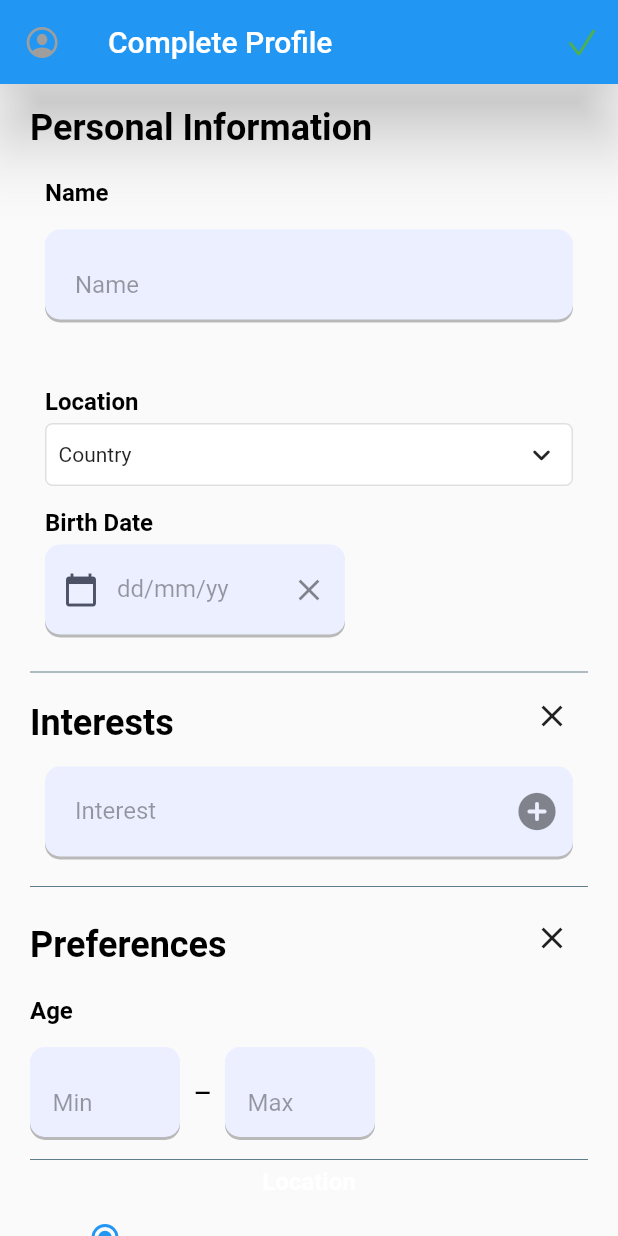
After one commit to chrislcs98/date_me_up, a Flutter app: the screen it shows once a user with an empty profile is signed in, on a phone screen of 412 x 824 dp. The commit adds this screen. Run offline on Flutter 3.47's test engine with Material 2 defaults, Android fonts, the phone set to English and light mode, and no system bars; drawn by our look-alikes of csc_picker; our stand-ins replace cloud_firestore, firebase_auth, firebase_core; accounts and stored records are empty.

Commit message:
Profile screen added, but needs further updates.

```diff
--- a/lib/main.dart
+++ b/lib/main.dart
@@ -1,6 +1,7 @@
 import 'package:flutter/material.dart';
+import 'package:date_me_up/screens/login_page.dart';
 // import 'package:date_me_up/screens/main_screen.dart';
-import 'package:date_me_up/screens/login_page.dart';
+import 'package:date_me_up/screens/profile_screen.dart';
 
 // Firebase and Firestore
 import 'package:firebase_core/firebase_core.dart';
@@ -67,20 +68,26 @@ class _MyHomePageState extends State<MyHomePage> {
                 User? user = FirebaseAuth.instance.currentUser;
 
                 if (user != null && user.emailVerified) {
-                  bool exists = false;
-                  FirebaseFirestore.instance.doc(user.uid).get()
-                    .then((docSnapshot) => {
-                      if (docSnapshot.exists) {
-                        exists = true
-                      } else {
-                        exists = false
-                      }
-                    });
+                  bool exists = true;
+                  try {
+                    FirebaseFirestore.instance.doc(user.uid).get();
+                  } catch (e) {
+                    print("Error $e");
+                    exists = false;
+                  }
+                  // FirebaseFirestore.instance.doc(user.uid).get()
+                  //   .then((docSnapshot) => {
+                  //     if (docSnapshot.exists) {
+                  //       exists = true
+                  //     } else {
+                  //       exists = false
+                  //     }
+                  //   });
 
                   if (exists) {
                     // return MainScreen();
                   }
-                  // return ProfileScreen();
+                  return ProfileScreen();
 
                 } else {
                   return LoginPage();
--- /dev/null
+++ b/lib/screens/profile_screen.dart
@@ -0,0 +1,467 @@
+import 'package:flutter/cupertino.dart';
+import 'package:flutter/material.dart';
+// import 'package:flutter_icons/flutter_icons.dart';
+import 'package:intl/intl.dart';
+import 'package:csc_picker/csc_picker.dart';
+
+import '../validator.dart';
+
+
+class ProfileScreen extends StatefulWidget {
+  const ProfileScreen({Key? key}) : super(key: key);
+
+  @override
+  _ProfileScreenState createState() => _ProfileScreenState();
+}
+
+enum SingingCharacter { city, country, everywhere }
+
+class _ProfileScreenState extends State<ProfileScreen> {
+  String _dateSelected = "";
+  List<Widget> interestsWidgets = <Widget>[];
+
+  String _name = "";
+  String _countryValue = "";
+  String? _cityValue = "";
+  String _newInterest = "";
+
+  late String? _minAge;
+  late String? _maxAge;
+  late SingingCharacter _radioValue = SingingCharacter.city;
+
+
+  Widget buildTextBox(String name, TextInputType type, {String value = "", double? width}) {
+    var msgController = TextEditingController();
+    msgController.text = value;
+
+    return Column(
+      crossAxisAlignment: CrossAxisAlignment.start,
+      children: [
+        type != TextInputType.text?
+          _titleContainer(name, size: 16) : Container(),
+        const SizedBox(height: 10),
+        Container(
+          width: width,
+          height: 60,
+          alignment: Alignment.centerLeft,
+          decoration: BoxDecoration(
+              color: const Color(0xffebefff),
+              borderRadius: BorderRadius.circular(10),
+              boxShadow: const [BoxShadow(
+                color: Colors.black26,
+                offset: Offset(0, 2),
+              )]
+          ),
+          child: TextFormField(
+              controller: msgController,
+              onFieldSubmitted: (value) {
+                if (_newInterest.isNotEmpty) {
+                  interestsWidgets.add(_interestsChip(value));
+                  // msgController.clear();
+                  _newInterest = "";
+                  setState(() {});
+                }
+              },
+              keyboardType: type,
+              style: const TextStyle(color: Colors.black),
+              decoration: InputDecoration(
+                border: InputBorder.none,
+                contentPadding: const EdgeInsets.only(top: 14, left: 20),
+                suffixIcon: type == TextInputType.text? IconButton(
+                  icon: const Icon(Icons.add_circle_rounded),
+                  // color: Colors.black,
+                  iconSize: 30,
+                  tooltip: 'Add Interest',
+                  splashColor: Colors.blue[700],
+                  onPressed: () {
+                    if (_newInterest.isNotEmpty) {
+                      interestsWidgets.add(_interestsChip(_newInterest));
+                      // msgController.clear();
+                      _newInterest = "";
+                      setState(() {});
+                    }
+                  },
+                ) : null,
+                hintText: name,
+                hintStyle: const TextStyle(color: Colors.black38)
+              ),
+              onChanged: (value) {
+                if (type == TextInputType.name) _name = value;
+                if (type == TextInputType.text) _newInterest = value;
+              },
+              autocorrect: false,
+              validator: (value) => Validator.validateText(text: value, name: name)
+          ),
+        ),
+        const SizedBox(height: 10)
+      ],
+    );
+  }
+
+  Widget buildDateBox(String name, {double? width}) {
+    return Column(
+      crossAxisAlignment: CrossAxisAlignment.start,
+      children: [
+        _titleContainer("Birth Date", size: 16),
+        Container(
+          width: width,
+          height: 60,
+          alignment: Alignment.centerLeft,
+          decoration: BoxDecoration(
+            color: const Color(0xffebefff),
+            borderRadius: BorderRadius.circular(10),
+            boxShadow: const [BoxShadow(
+              color: Colors.black26,
+              offset: Offset(0, 2),
+            )]
+          ),
+          child: TextFormField(
+            initialValue: _dateSelected,
+            keyboardType: TextInputType.datetime,
+            style: const TextStyle(color: Colors.black),
+            decoration: InputDecoration(
+              border: InputBorder.none,
+              contentPadding: const EdgeInsets.only(top: 14, left: 20),
+              prefixIcon: IconButton(
+                icon: const Icon(Icons.calendar_today, color: Color(0xff4c5166)),
+                tooltip: 'Open Calendar',
+                splashColor: Colors.blue[700],
+                onPressed: openCalendar,
+              ),
+              suffixIcon: IconButton(
+                icon: const Icon(Icons.clear),
+                tooltip: 'Clear Date',
+                splashColor: Colors.blue[700],
+                onPressed: () {
+                  _dateSelected = "";
+                  setState(() {});
+                },
+              ),
+              hintText: name,
+              hintStyle: const TextStyle(color: Colors.black38)
+            ),
+            onChanged: (value) {
+              _dateSelected = value;
+            },
+            autocorrect: false,
+            // validator: (value) => Validator.validateDate(text: value, name: name)
+          ),
+        ),
+        const SizedBox(height: 10),
+
+        const SizedBox(height: 10)
+      ],
+    );
+  }
+
+  Widget buildAge() {
+    return Column(
+      crossAxisAlignment: CrossAxisAlignment.start,
+      children: [
+        _titleContainer("Age", size: 16),
+        const SizedBox(height: 10),
+        Row(
+          children: [
+            Container(
+              width: 100,
+              height: 60,
+              alignment: Alignment.centerLeft,
+              decoration: BoxDecoration(
+                  color: const Color(0xffebefff),
+                  borderRadius: BorderRadius.circular(10),
+                  boxShadow: const [BoxShadow(
+                    color: Colors.black26,
+                    offset: Offset(0, 2),
+                  )]
+              ),
+              child: TextFormField(
+                keyboardType: TextInputType.number,
+                style: const TextStyle(color: Colors.black),
+                decoration: const InputDecoration(
+                  border: InputBorder.none,
+                  contentPadding: EdgeInsets.only(top: 14, left: 15),
+                  hintText: 'Min',
+                  hintStyle: TextStyle(color: Colors.black38)
+                ),
+                onChanged: (value) {
+                  _minAge = value;
+                },
+                autocorrect: false,
+                validator: (value) => Validator.validateAge(age: value)
+              ),
+            ),
+            Container(
+              width: 30,
+              alignment: Alignment.center,
+              child: const Text(
+                "—",
+                style: TextStyle(color: Colors.black, fontWeight: FontWeight.bold),
+              ),
+            ),
+            Container(
+              width: 100,
+              height: 60,
+              alignment: Alignment.centerLeft,
+              decoration: BoxDecoration(
+                color: const Color(0xffebefff),
+                borderRadius: BorderRadius.circular(10),
+                  boxShadow: const [BoxShadow(
+                  color: Colors.black26,
+                  offset: Offset(0, 2),
+                )]
+              ),
+              child: TextFormField(
+                keyboardType: TextInputType.number,
+                style: const TextStyle(color: Colors.black),
+                decoration: const InputDecoration(
+                    border: InputBorder.none,
+                    contentPadding: EdgeInsets.only(top: 14, left: 15),
+                    hintText: 'Max',
+                    hintStyle: TextStyle(color: Colors.black38)
+                ),
+                onChanged: (value) {
+                  _maxAge = value;
+                },
+                autocorrect: false,
+                validator: (value) => Validator.validateAge(age: value, minAge: _minAge)
+              )
+            )
+          ]
+        ),
+        const SizedBox(height: 10)
+      ],
+    );
+  }
+
+  @override
+  Widget build(BuildContext context) {
+    // It will provide us total height and width of our screen
+    Size size = MediaQuery.of(context).size;
+
+    return Scaffold(
+      appBar: AppBar(
+        elevation: 20,
+        leading: const Icon(CupertinoIcons.profile_circled, color: Colors.grey),
+        title: const Text("Complete Profile", style: TextStyle(color: Colors.white)),
+        actions: <Widget>[
+          IconButton(
+            icon: const Icon(CupertinoIcons.check_mark, color: Colors.green),
+            onPressed: () {
+            }
+          ),
+        ],
+      ),
+      body: SingleChildScrollView(
+        child: Padding(
+          padding: const EdgeInsets.only(right: 20, left: 20),
+          child: Column(
+            children: <Widget>[
+              _titleContainer("Personal Information"),
+              Padding(
+                padding: const EdgeInsets.only(right: 10, left: 10),
+                child: Column(
+                  children: <Widget>[
+                    buildTextBox("Name", TextInputType.name),
+                    const SizedBox(height: 20),
+                    _titleContainer("Location", size: 16),
+                    CSCPicker(
+                      onCountryChanged: (value) {
+                        setState(() {
+                          _countryValue = value;
+                        });
+                      },
+                      onCityChanged:(value) {
+                        setState(() {
+                          _cityValue = value;
+                        });
+                      },
+                      flagState: CountryFlag.SHOW_IN_DROP_DOWN_ONLY,
+                      showStates: false,
+                      // showCities: true
+                    ),
+                    buildDateBox("dd/mm/yy", width: 200),
+                  ]
+                )
+              ),
+              const Divider(color: Colors.blueGrey, height: 10.0),
+              Row(
+                children: <Widget>[
+                  _titleContainer('Interests'),
+                  const Spacer(),
+                  IconButton(
+                    icon: const Icon(Icons.clear),
+                    tooltip: 'Clear Interests',
+                    splashColor: Colors.blue[700],
+                    onPressed: () {
+                      interestsWidgets.clear();
+                      setState(() {});
+                    },
+                  ),
+                ],
+              ),
+              Padding(
+                  padding: const EdgeInsets.only(right: 10, left: 10),
+                  child: buildTextBox("Interest", TextInputType.text, value: _newInterest),
+              ),
+              Padding(
+                padding: const EdgeInsets.only(left: 10, right: 10),
+                child: Align(
+                  alignment: Alignment.centerLeft,
+                  child: Container(
+                      alignment: Alignment.centerLeft,
+                      child: Wrap(
+                        spacing: 10.0,
+                        runSpacing: 3.0,
+                        children: interestsWidgets,
+                        // children: getInterestsWidgets(),
+                      )
+                  ),
+                ),
+              ),
+              const Divider(color: Colors.blueGrey, height: 20.0),
+              Row(
+                children: <Widget>[
+                  _titleContainer('Preferences'),
+                  const Spacer(),
+                  IconButton(
+                    icon: const Icon(Icons.clear),
+                    tooltip: 'Clear Preferences',
+                    splashColor: Colors.blue[700],
+                    onPressed: () {
+                      _minAge = null;
+                      _maxAge = null;
+                      _radioValue = SingingCharacter.city;
+                    },
+                  ),
+                ],
+              ),
+              // Align(
+              //   alignment: Alignment.centerLeft,
+              //   child: Padding(
+              //     padding: const EdgeInsets.fromLTRB(25, 15, 5, 5),
+              //     child:
+              //   ),
+              // ),
+              buildAge(),
+              const Divider(color: Colors.blueGrey, height: 10.0),
+              const Text(
+                "Location",
+                style: TextStyle(
+                    color: Colors.white, fontSize: 16, fontWeight: FontWeight.bold),
+              ),
+              Padding(
+                padding: const EdgeInsets.only(left: 10, right: 10),
+                child: Align(
+                  alignment: Alignment.centerLeft,
+                  child: Container(
+                    child: Column(
+                      children: <Widget>[
+                        _cityValue != null?
+                        Align(
+                          alignment: Alignment.centerLeft,
+                          child: SizedBox(
+                            width: 230,
+                            child: ListTile(
+                              title: Text(_cityValue!),
+                              leading: Radio(
+                                value: SingingCharacter.city,
+                                groupValue: _radioValue,
+                                onChanged: (SingingCharacter? value) {
+                                  setState(() { _radioValue = value!;});
+                                },
+                              ),
+                            ),
+                          ),
+                        ) : Container(),
+                        Align(
+                          alignment: Alignment.centerLeft,
+                          child: SizedBox(
+                            width: 230,
+                            child: ListTile(
+                              title: Text(_countryValue),
+                              leading: Radio(
+                                value: SingingCharacter.country,
+                                groupValue: _radioValue,
+                                onChanged: (SingingCharacter? value) {
+                                  setState(() { _radioValue = value!; });
+                                },
+                              ),
+                            ),
+                          )
+                        ),
+                        Align(
+                          alignment: Alignment.centerLeft,
+                          child: SizedBox(
+                            width: 230,
+                            child: ListTile(
+                              title: const Text('Everywhere'),
+                              leading: Radio(
+                                value: SingingCharacter.everywhere,
+                                groupValue: _radioValue,
+                                onChanged: (SingingCharacter? value) {
+                                  setState(() { _radioValue = value!; });
+                                },
+                              ),
+                              trailing: const Icon(CupertinoIcons.globe)
+                            ),
+                          )
+                        ),
+                      ],
+                    ),
+                  ),
+                ),
+              ),
+            ],
+          ),
+        ),
+      ),
+    );
+  }
+
+  void openCalendar() async {
+    var date = DateTime.now();
+    date = DateTime(date.year-18, date.month, date.day);
+    final DateTime? d = await showDatePicker(
+      context: context,
+      initialDate: date,
+      firstDate: DateTime(date.year-150, date.month, date.day),
+      lastDate: date,
+    );
+    _dateSelected = DateFormat("dd/MM/yy").format(d!);
+    setState(() {});
+  }
+
+  // List<Widget> getInterestsWidgets()
+  // {
+  //   interestsWidgets.clear();
+  //   datesSelected.forEach((date) {
+  //     interestsWidgets.add(_interestsChip(date));
+  //   });
+  //
+  //   return interestsWidgets;
+  // }
+
+  Widget _interestsChip(String chipName) {
+    return InputChip(
+      label: Text(chipName),
+      labelStyle: const TextStyle(color: Colors.black, fontSize: 14.0, fontWeight: FontWeight.bold),
+      onDeleted: (){
+        setState(() {interestsWidgets.remove(this);});
+      },
+    );
+  }
+}
+
+Widget _titleContainer(String myTitle, {double leftPadding = 0, double size = 24}) {
+  return Align(
+    alignment: Alignment.centerLeft,
+    child: Padding(
+      padding: EdgeInsets.fromLTRB(leftPadding, 15, 5, 5),
+      child: Text(
+        myTitle,
+        style: TextStyle(
+            color: Colors.black, fontSize: size, fontWeight: FontWeight.bold),
+      ),
+    ),
+  );
+}
--- a/lib/validator.dart
+++ b/lib/validator.dart
@@ -31,4 +31,52 @@ class Validator {
 
     return null;
   }
+
+  static String? validateText({required String? text, required String name}) {
+    // if (email == null) {
+    //   return null;
+    // }
+
+    if (text == null || text.isEmpty) {
+      return '     $name can\'t be empty';
+    } else if (text.contains(RegExp(r"[!#$%&'*+/=?^_`{|}~]"))) {
+      return '     Enter a valid $name';
+    }
+
+    return null;
+  }
+
+  static String? validateAge({required String? age, String? minAge}) {
+    if (age == null) {
+      return null;
+    }
+
+    RegExp ageRegExp = RegExp(r"^[1-9][0-9]{1,2}");
+    if (ageRegExp.hasMatch(age)) {
+      if (int.parse(age) < 18) return '> 18';
+
+      if ((minAge != null) && (int.parse(age) < int.parse(minAge))) return '>= Min';
+    } else {
+      return 'Number';
+    }
+
+    return null;
+  }
+
+  static String? validateDate({required String? age, String? minAge}) {
+    if (age == null) {
+      return null;
+    }
+
+    RegExp ageRegExp = RegExp(r"^[1-9][0-9]{1,2}");
+    if (ageRegExp.hasMatch(age)) {
+      if (int.parse(age) < 18) return '> 18';
+
+      if ((minAge != null) && (int.parse(age) < int.parse(minAge))) return '>= Min';
+    } else {
+      return 'Number';
+    }
+
+    return null;
+  }
 }
--- a/pubspec.yaml
+++ b/pubspec.yaml
@@ -42,6 +42,7 @@ dependencies:
   firebase_core: ^1.7.0
   firebase_auth: ^3.1.3
   cloud_firestore: ^2.5.3
+  csc_picker: ^0.2.6
 
 dev_dependencies:
   flutter_test:
```
Also changed, not shown: pubspec.lock.
